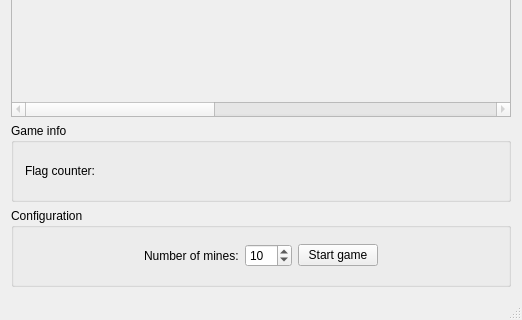
Above: mines.ui from pavolmarak/minesweeper before the change; both pictures show x 0 to 522 and y 411 to 731 of the 522 by 731 pixel window. Below: the same form after it.
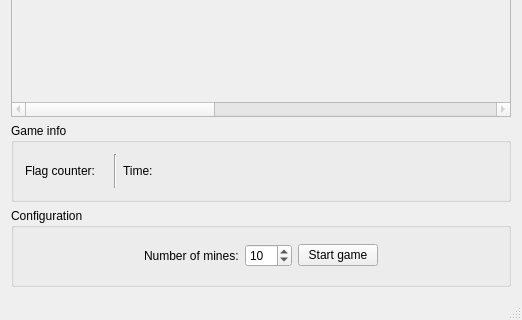
That is the form after the change. Custom widgets are drawn as their Qt base class.

```diff
--- a/mines.ui
+++ b/mines.ui
@@ -24,7 +24,7 @@
   </property>
   <property name="maximumSize">
    <size>
-    <width>99999</width>
+    <width>520</width>
     <height>99999</height>
    </size>
   </property>
@@ -224,6 +224,27 @@
              </property>
             </widget>
            </item>
+           <item>
+            <widget class="Line" name="line">
+             <property name="orientation">
+              <enum>Qt::Vertical</enum>
+             </property>
+            </widget>
+           </item>
+           <item>
+            <widget class="QLabel" name="time_label">
+             <property name="text">
+              <string>Time:</string>
+             </property>
+            </widget>
+           </item>
+           <item>
+            <widget class="QLabel" name="time">
+             <property name="text">
+              <string/>
+             </property>
+            </widget>
+           </item>
            <item>
             <spacer name="horizontalSpacer_3">
              <property name="orientation">
```
Left out of the diff: 4 changed lines with no effect on the pictures.
